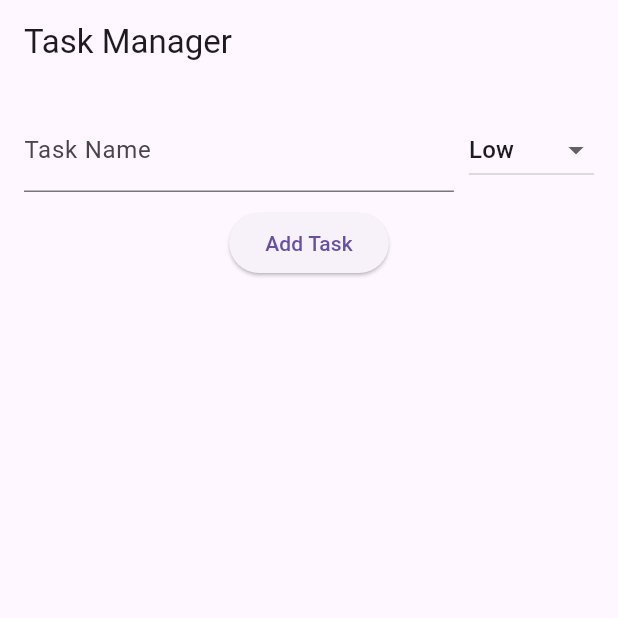
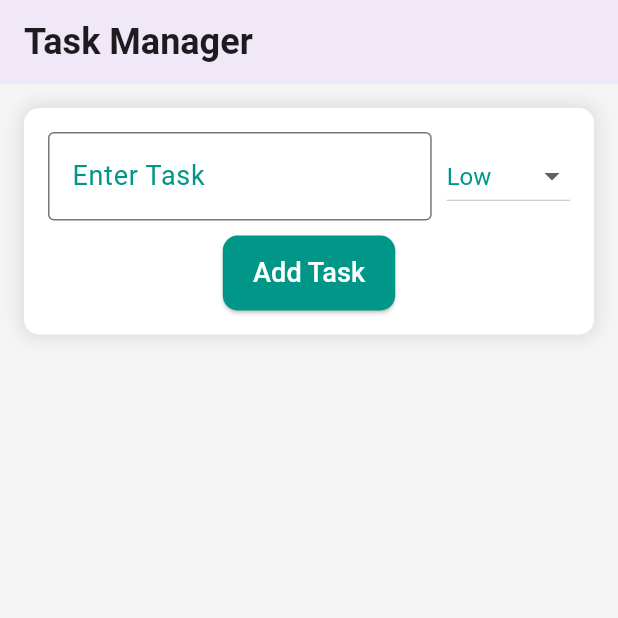
Before and after one commit to shellycodesalot1/cw_04, a Flutter app: the screen it shows after launch, on a phone screen of 412 x 824 dp, the top half of it. Run offline on Flutter 3.47's test engine with Material 3 defaults, Android fonts, the phone set to English and light mode, and no system bars.

Commit message:
Improved UI to be more visuallly appealing

```diff
--- a/lib/main.dart
+++ b/lib/main.dart
@@ -8,6 +8,14 @@ class TaskManagerApp extends StatelessWidget {
   @override
   Widget build(BuildContext context) {
     return MaterialApp(
+      theme: ThemeData(
+        primarySwatch: Colors.teal,
+        scaffoldBackgroundColor: Colors.grey[100],
+        textTheme: TextTheme(
+          bodyLarge: TextStyle(fontSize: 18, color: Colors.black87),
+          bodyMedium: TextStyle(fontSize: 16, color: Colors.black54),
+        ),
+      ),
       home: TaskListScreen(),
     );
   }
@@ -53,14 +61,43 @@ class _TaskListScreenState extends State<TaskListScreen> {
     });
   }
 
+  Color _getPriorityColor(String priority) {
+    if (priority == 'High') {
+      return Colors.red[100]!;
+    } else if (priority == 'Medium') {
+      return Colors.yellow[100]!;
+    } else {
+      return Colors.green[100]!;
+    }
+  }
+
   @override
   Widget build(BuildContext context) {
     return Scaffold(
       appBar: AppBar(
-        title: Text('Task Manager'),
+        title: Text(
+          'Task Manager',
+          style: TextStyle(fontSize: 24, fontWeight: FontWeight.bold),
+        ),
+        elevation: 4,
       ),
       body: Padding(
         padding: const EdgeInsets.all(16.0),
+        child: Column(
+          children: [
+            Container(
+              decoration: BoxDecoration(
+                color: Colors.white,
+                borderRadius: BorderRadius.circular(10),
+                boxShadow: [
+                  BoxShadow(
+                    color: Colors.grey.withOpacity(0.3),
+                    blurRadius: 10,
+                    spreadRadius: 2,
+                  ),
+                ],
+              ),
+              padding: EdgeInsets.all(16),
               child: Column(
                 children: [
                   Row(
@@ -68,12 +105,20 @@ class _TaskListScreenState extends State<TaskListScreen> {
                       Expanded(
                         child: TextField(
                           controller: _taskController,
-                    decoration: InputDecoration(labelText: 'Task Name'),
+                          decoration: InputDecoration(
+                            labelText: 'Enter Task',
+                            labelStyle: TextStyle(color: Colors.teal),
+                            border: OutlineInputBorder(),
+                            focusedBorder: OutlineInputBorder(
+                              borderSide: BorderSide(color: Colors.teal),
+                            ),
+                          ),
                         ),
                       ),
                       SizedBox(width: 10),
                       DropdownButton<String>(
                         value: _selectedPriority,
+                        style: TextStyle(fontSize: 16, color: Colors.teal),
                         items: ['Low', 'Medium', 'High'].map((String priority) {
                           return DropdownMenuItem<String>(
                             value: priority,
@@ -91,32 +136,71 @@ class _TaskListScreenState extends State<TaskListScreen> {
                   SizedBox(height: 10),
                   ElevatedButton(
                     onPressed: _addTask,
-              child: Text('Add Task'),
+                    style: ElevatedButton.styleFrom(
+                      backgroundColor: Colors.teal,
+                      shape: RoundedRectangleBorder(
+                        borderRadius: BorderRadius.circular(10),
                       ),
+                      padding: EdgeInsets.symmetric(vertical: 12, horizontal: 20),
+                    ),
+                    child: Text(
+                      'Add Task',
+                      style: TextStyle(fontSize: 18, color: Colors.white),
+                    ),
+                  ),
+                ],
+              ),
+            ),
+            SizedBox(height: 20),
             Expanded(
               child: ListView.builder(
                 itemCount: _tasks.length,
                 itemBuilder: (context, index) {
                   final task = _tasks[index];
-                  return ListTile(
+                  return Container(
+                    margin: EdgeInsets.symmetric(vertical: 6),
+                    decoration: BoxDecoration(
+                      color: _getPriorityColor(task.priority), // Background color based on priority
+                      borderRadius: BorderRadius.circular(10),
+                      boxShadow: [
+                        BoxShadow(
+                          color: Colors.grey.withOpacity(0.3),
+                          blurRadius: 10,
+                          spreadRadius: 2,
+                        ),
+                      ],
+                    ),
+                    child: ListTile(
                       leading: Checkbox(
                         value: task.isCompleted,
                         onChanged: (value) {
                           _toggleTaskCompletion(index);
                         },
+                        activeColor: Colors.teal,
                       ),
                       title: Text(
                         task.name,
                         style: TextStyle(
+                          fontSize: 18,
                           decoration: task.isCompleted
                               ? TextDecoration.lineThrough
                               : TextDecoration.none,
                         ),
                       ),
-                    subtitle: Text('Priority: ${task.priority}'),
+                      subtitle: Text(
+                        'Priority: ${task.priority}',
+                        style: TextStyle(
+                          color: task.priority == 'High'
+                              ? Colors.red
+                              : task.priority == 'Medium'
+                                  ? Colors.orange
+                                  : Colors.green,
+                        ),
+                      ),
                       trailing: IconButton(
-                      icon: Icon(Icons.delete),
+                        icon: Icon(Icons.delete, color: Colors.red),
                         onPressed: () => _deleteTask(index),
+                      ),
                     ),
                   );
                 },
```
Lines whose indentation alone changed are shown as unchanged.
